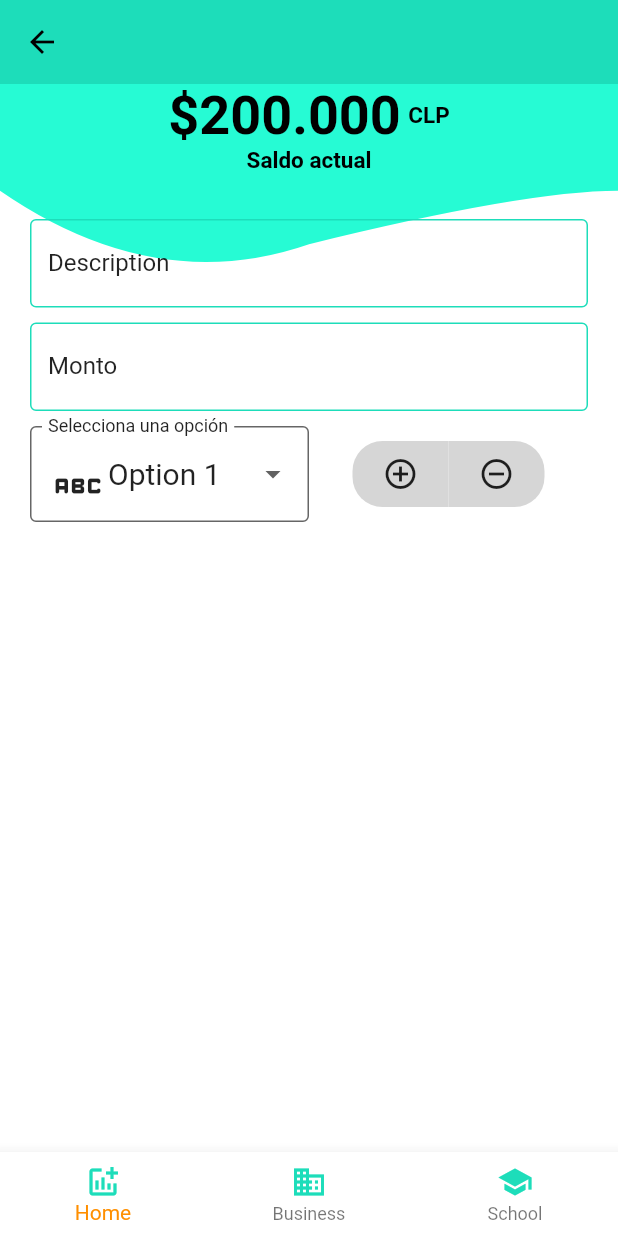
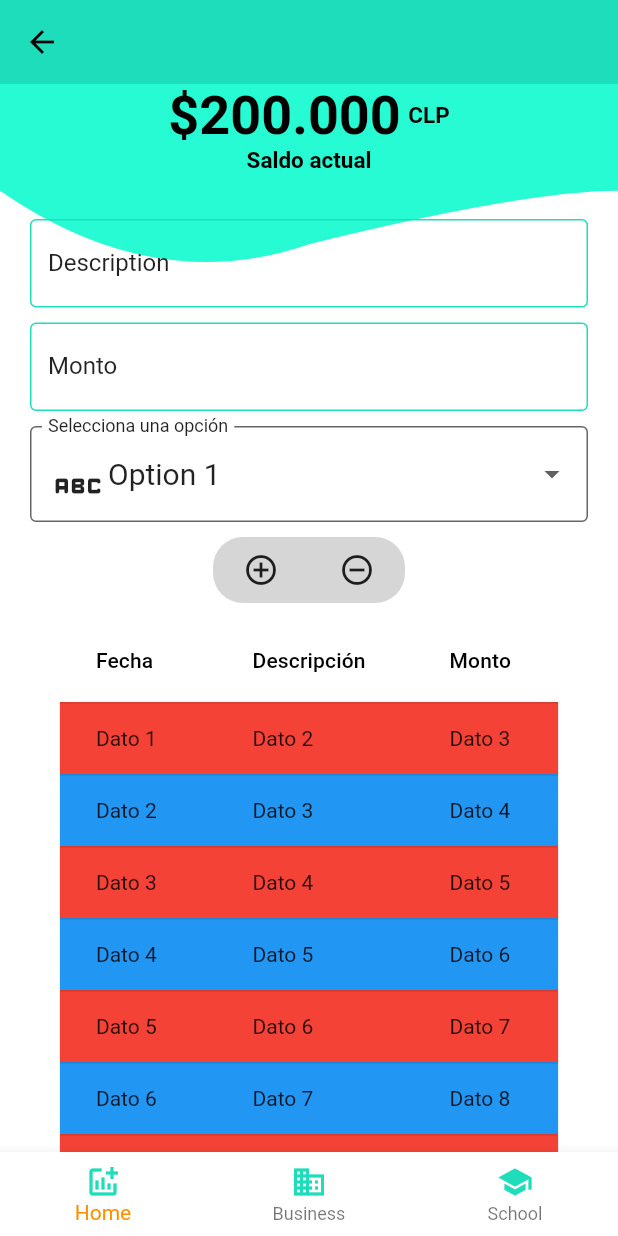
Before and after one commit to FabianArancibiaM/FinanzApp, a Flutter app: the screen it shows after launch, on a phone screen of 412 x 824 dp. Run offline on Flutter 3.47's test engine with Material 2 defaults, Android fonts, the light colour scheme and no system bars; our stand-ins replace animate_do, charts_flutter, cloud_firestore, equatable, file_picker, firebase_core and 6 more; missing offline and left inert: dart:ffi; accounts and stored records are empty.

Commit message:
add model an manager data

```diff
--- /dev/null
+++ b/under_finance/lib/components/table_add.dart
@@ -0,0 +1,35 @@
+import 'package:flutter/material.dart';
+
+class TableAdd extends StatelessWidget {
+  const TableAdd({Key? key}) : super(key: key);
+
+  @override
+  Widget build(BuildContext context) {
+    return SingleChildScrollView(
+      scrollDirection: Axis.horizontal,
+      child: DataTable(
+        columns: const <DataColumn>[
+          DataColumn(label: Text('Fecha')),
+          DataColumn(label: Text('Descripción')),
+          DataColumn(label: Text('Monto')),
+        ],
+        rows: List<DataRow>.generate(
+          10, // Número de filas
+          (index) {
+            // Alternar colores de fondo
+            Color colorFila = index % 2 == 0 ? Colors.red : Colors.blue;
+
+            return DataRow(
+              cells: <DataCell>[
+                DataCell(Text('Dato ${index + 1}')),
+                DataCell(Text('Dato ${index + 2}')),
+                DataCell(Text('Dato ${index + 3}')),
+              ],
+              color: MaterialStateColor.resolveWith((states) => colorFila),
+            );
+          },
+        ),
+      ),
+    );
+  }
+}
--- a/under_finance/lib/main.dart
+++ b/under_finance/lib/main.dart
@@ -1,4 +1,5 @@
 import 'package:flutter/material.dart';
+import 'package:provider/provider.dart';
 import 'package:under_finance/router/app_routes.dart';
 import 'package:under_finance/theme/app_theme.dart';
 import 'package:under_finance/widget/menu.dart';
@@ -13,12 +14,15 @@ class MyApp extends StatelessWidget {
   // This widget is the root of your application.
   @override
   Widget build(BuildContext context) {
-    return MaterialApp(
-        title: 'Flutter Demo',
-        theme: AppTheme.ligthTheme,
-        home: const MenuScreen(),
-        debugShowCheckedModeBanner: false,
-        routes: AppRoutes.getAppRoutes());
+    return MultiProvider(
+      providers: [],
+      child: MaterialApp(
+          title: 'Flutter Demo',
+          theme: AppTheme.ligthTheme,
+          home: const MenuScreen(),
+          debugShowCheckedModeBanner: false,
+          routes: AppRoutes.getAppRoutes()),
+    );
   }
 }
 
--- /dev/null
+++ b/under_finance/lib/model/category_model.dart
@@ -0,0 +1,5 @@
+class CategoryModel {
+  CategoryModel({required this.id, required this.name});
+  int id;
+  String name;
+}
--- /dev/null
+++ b/under_finance/lib/model/movement_model.dart
@@ -0,0 +1,19 @@
+import 'package:under_finance/model/category_model.dart';
+import 'package:under_finance/model/type_movement_model.dart';
+
+class MovementModel {
+  MovementModel(
+      {required this.id,
+      required this.description,
+      required this.amount,
+      required this.category,
+      required this.categoryMovementModel,
+      required this.date});
+
+  int id;
+  String description;
+  int amount;
+  CategoryModel category;
+  TypeMovementModel categoryMovementModel;
+  DateTime date;
+}
--- /dev/null
+++ b/under_finance/lib/model/type_movement_model.dart
@@ -0,0 +1,5 @@
+class TypeMovementModel {
+  TypeMovementModel({required this.id, required this.name});
+  int id;
+  String name;
+}
--- a/under_finance/lib/widget/add_movement.dart
+++ b/under_finance/lib/widget/add_movement.dart
@@ -3,6 +3,7 @@ import 'dart:ffi';
 import 'package:flutter/material.dart';
 import 'package:under_finance/components/dropdown_custom.dart';
 import 'package:under_finance/components/rounde_buttons.dart';
+import 'package:under_finance/components/table_add.dart';
 
 class AddMovementScreen extends StatefulWidget {
   const AddMovementScreen({Key? key}) : super(key: key);
@@ -17,7 +18,9 @@ class _AddMovementScreenState extends State<AddMovementScreen> {
     final primaryColor = Theme.of(context).colorScheme.primary;
     final onPrimary = Theme.of(context).colorScheme.onPrimary;
 
-    return Form(
+    return SingleChildScrollView(
+      scrollDirection: Axis.vertical,
+      child: Form(
         child: Padding(
           padding: const EdgeInsets.symmetric(horizontal: 20),
           child: Column(
@@ -57,17 +60,27 @@ class _AddMovementScreenState extends State<AddMovementScreen> {
               const SizedBox(
                 height: 10,
               ),
-            Row(
-              children: [
-                Expanded(
-                  child: DropdownCustom(),
-                ), // Espaciado entre los widgets
-                Expanded(
-                  child: RoundedButtons(),
+              // Row(
+              //   children: [
+              //     Expanded(
+              //       child: DropdownCustom(),
+              //     ), // Espaciado entre los widgets
+              //     Expanded(
+              //       child: RoundedButtons(),
+              //     ),
+              //   ],
+              // ),
+              const DropdownCustom(),
+              const SizedBox(
+                height: 10,
               ),
+              RoundedButtons(),
+              const SizedBox(
+                height: 10,
+              ),
+              TableAdd()
             ],
           ),
-          ],
         ),
       ),
     );
--- a/under_finance/pubspec.yaml
+++ b/under_finance/pubspec.yaml
@@ -32,9 +32,11 @@ dependencies:
     sdk: flutter
 
 
+
   # The following adds the Cupertino Icons font to your application.
   # Use with the CupertinoIcons class for iOS style icons.
   cupertino_icons: ^1.0.2
+  provider: ^6.1.1
 
 dev_dependencies:
   flutter_test:
```
Also changed, not shown: under_finance/lib/provider/category_provider.dart (added, +19 -0 lines), under_finance/lib/provider/type_movement_provider.dart (added, +13 -0 lines), under_finance/lib/provider/movement_provider.dart (added), under_finance/pubspec.lock. Lines whose indentation alone changed are shown as unchanged.
